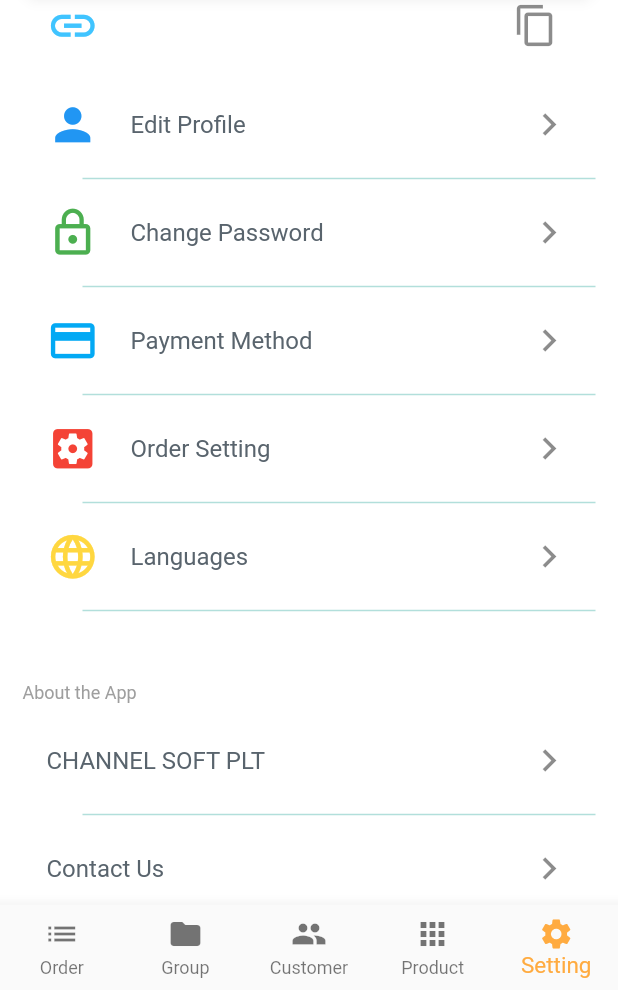
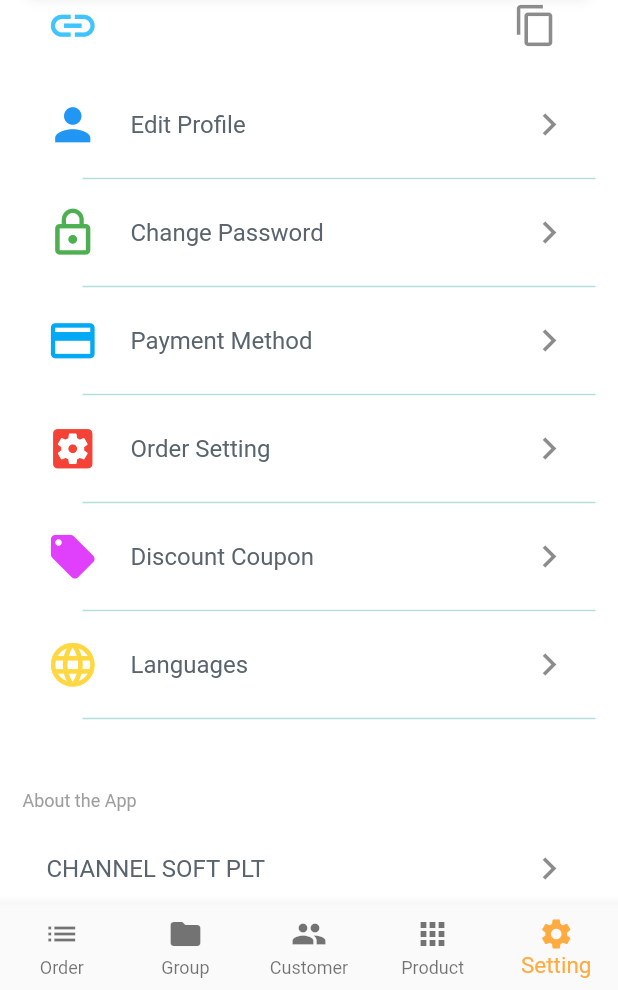
Before and after one commit to ChannelSoftPlt/form, a Flutter app: the HomePage screen opened by its route, item 5 of the bottom bar chosen, on a phone screen of 412 x 824 dp, the part 246-1236 px from its top. Run offline on Flutter 3.47's test engine with Material 2 defaults, Android fonts, the phone set to English and light mode, and no system bars; our stand-ins replace assets_audio_player, connectivity, dropdown_search, firebase_messaging, flutter_datetime_picker, flutter_html and 10 more; missing offline and left inert: flutter_open_whatsapp, geocoder, grouped_buttons, map_launcher, multi_image_picker, notustohtml and 2 more; accounts and stored records are empty.

Commit message:
23/11 From Mac

```diff
--- a/language/en.json
+++ b/language/en.json
@@ -311,5 +311,7 @@
   "account_disable_description": "Unable access into your account..please contact our administrator for future support!",
 
   "remark": "Remark",
-  "edit_note": "Edit Note"
+  "edit_note": "Edit Note",
+
+  "discount_coupon": "Discount Coupon"
 }
--- a/lib/fragment/product/product_detail.dart
+++ b/lib/fragment/product/product_detail.dart
@@ -75,6 +75,7 @@ class _ProductDetailDialogState extends State<ProductDetailDialog> {
       price.text = widget.product.price;
       imageName = widget.product.image;
       category.text = widget.product.categoryName;
+      categoryId = widget.product.categoryId;
       available = widget.product.status == 0;
       getUrl();
       getProductGallery();
@@ -744,6 +745,7 @@ class _ProductDetailDialogState extends State<ProductDetailDialog> {
   }
 
   updateProduct() async {
+    print('category id: $categoryId');
     /*
     * update product
     * */
--- a/lib/fragment/setting/settingFragment.dart
+++ b/lib/fragment/setting/settingFragment.dart
@@ -218,6 +218,35 @@ class _SettingFragmentState extends State<SettingFragment> {
                     ),
                     title: Text(
                       '${AppLocalizations.of(context).translate('order_setting')}',
+                      style: TextStyle(color: Color.fromRGBO(89, 100, 109, 1)),
+                    ),
+                    trailing: Icon(
+                      Icons.keyboard_arrow_right,
+                      size: 30,
+                    )),
+                Padding(
+                  padding: const EdgeInsets.fromLTRB(40, 0, 0, 0),
+                  child: Divider(
+                    color: Colors.teal.shade100,
+                    thickness: 1.0,
+                  ),
+                ),
+                ListTile(
+                    onTap: () {
+                      Navigator.push(
+                        context,
+                        MaterialPageRoute(
+                          builder: (context) => OrderSetting(),
+                        ),
+                      );
+                    },
+                    leading: Icon(
+                      Icons.local_offer,
+                      size: 35,
+                      color: Colors.purpleAccent,
+                    ),
+                    title: Text(
+                      '${AppLocalizations.of(context).translate('discount_coupon')}',
                       style: TextStyle(color: Color.fromRGBO(89, 100, 109, 1)),
                     ),
                     trailing: Icon(
--- a/lib/page/home.dart
+++ b/lib/page/home.dart
@@ -247,24 +247,23 @@ class _ListState extends State<HomePage> {
         items: [
           BottomNavigationBarItem(
             icon: Icon(Icons.list),
-            title: Text('${AppLocalizations.of(context).translate('order')}'),
+            label: '${AppLocalizations.of(context).translate('order')}',
           ),
           BottomNavigationBarItem(
             icon: Icon(Icons.folder),
-            title: Text('${AppLocalizations.of(context).translate('group')}'),
+            label: '${AppLocalizations.of(context).translate('group')}',
           ),
           BottomNavigationBarItem(
             icon: Icon(Icons.people),
-            title:
-                Text('${AppLocalizations.of(context).translate('customer')}'),
+            label: '${AppLocalizations.of(context).translate('customer')}',
           ),
           BottomNavigationBarItem(
             icon: Icon(Icons.apps),
-            title: Text('${AppLocalizations.of(context).translate('product')}'),
+            label: '${AppLocalizations.of(context).translate('product')}',
           ),
           BottomNavigationBarItem(
             icon: Icon(Icons.settings),
-            title: Text('${AppLocalizations.of(context).translate('setting')}'),
+            label: '${AppLocalizations.of(context).translate('setting')}',
           ),
         ],
         onTap: (index) {
--- a/lib/utils/domain.dart
+++ b/lib/utils/domain.dart
@@ -9,9 +9,9 @@ import 'package:my/utils/sharePreference.dart';
 import 'package:http/http.dart' as http;
 
 class Domain {
-  static var domain = 'https://www.emenu.com.my/';
+//  static var domain = 'https://www.emenu.com.my/';
 
-  // static var domain = 'https://www.petkeeper.com.my/form/';
+   static var domain = 'https://www.petkeeper.com.my/form/';
 
   static var registration = domain + 'registration/index.php';
   static var order = domain + 'mobile_api/order/index.php';
@@ -22,6 +22,7 @@ class Domain {
   static var driver = domain + 'mobile_api/driver/index.php';
   static var profile = domain + 'profile/index.php';
   static var user = domain + 'mobile_api/user/index.php';
+  static var discount = domain + 'mobile_api/discount/index.php';
   static var notification = domain + 'mobile_api/notification/index.php';
   static var category = domain + 'mobile_api/category/index.php';
 
@@ -160,6 +161,22 @@ class Domain {
     });
     return jsonDecode(response.body);
   }
+
+  /*
+  * read discount coupon list
+  * */
+   fetchDiscount(currentPage, itemPerPage, query) async {
+     var response = await http.post(Domain.discount, body: {
+       'read': '1',
+       'merchant_id':
+       Merchant.fromJson(await SharePreferences().read("merchant"))
+           .merchantId,
+       'query': query,
+       'page': currentPage.toString(),
+       'itemPerPage': itemPerPage.toString()
+     });
+     return jsonDecode(response.body);
+   }
 
   fetchProductWithPagination(
       currentPage, itemPerPage, query, categoryName) async {
@@ -447,6 +464,7 @@ class Domain {
   * */
   updateProduct(Product product, extension, imageCode, imageGalleryName,
       imageGalleryFile) async {
+    print('category id: ${product.categoryId}');
     var response = await http.post(Domain.product, body: {
       'update': '1',
       'product_id': product.productId.toString(),
```
Also changed, not shown: lib/fragment/setting/discount/discount.dart (added, +63 -0 lines), 1 other file.
